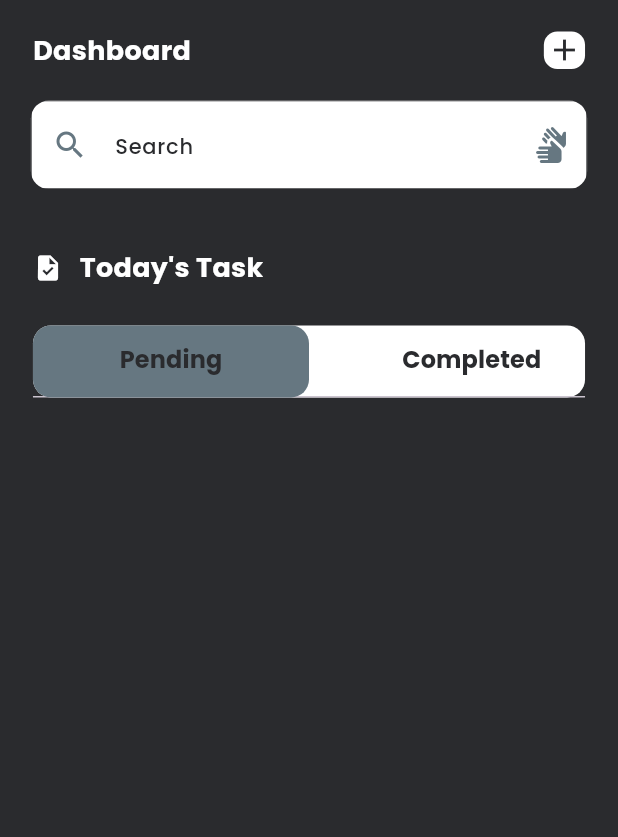
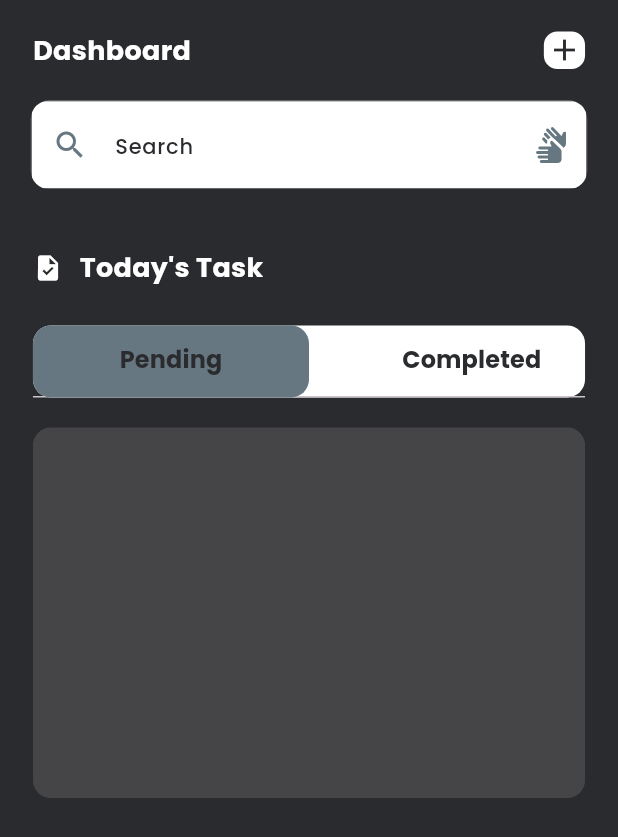
Before and after one commit to banku27/Task-Management-Firebase, a Flutter app: the screen it shows after launch, on a phone screen of 412 x 824 dp. Shown: the top 837 px of the screen. Run offline on Flutter 3.47's test engine with Material 2 defaults, Android fonts, the phone set to English and light mode, and no system bars; our stand-ins replace country_picker, flutter_riverpod, flutter_screenutil, google_fonts, ionicons, pinput and 1 more.

```diff
--- a/lib/features/todo/pages/homepage.dart
+++ b/lib/features/todo/pages/homepage.dart
@@ -164,6 +164,22 @@ class _HomePageState extends ConsumerState<HomePage>
                   ],
                 ),
               ),
+              const HeightSpacer(size: 20),
+              SizedBox(
+                height: AppConstants.kHeight * 0.3,
+                width: AppConstants.kWidth,
+                child: ClipRRect(
+                  borderRadius: BorderRadius.all(
+                    Radius.circular(AppConstants.kRadius),
+                  ),
+                  child: TabBarView(controller: tabController, children: [
+                    Container(
+                      color: AppConstants.kBkLight,
+                      height: AppConstants.kHeight * 0.3,
+                    ),
+                  ]),
+                ),
+              )
             ],
           ),
         ),
```
Also changed, not shown: lib/common/widgets/expansion_tile.dart (added, +30 -0 lines), lib/common/widgets/titles.dart (added, +59 -0 lines).
